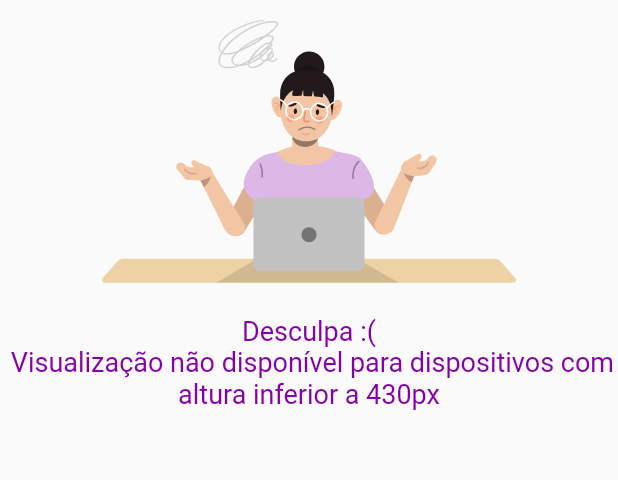
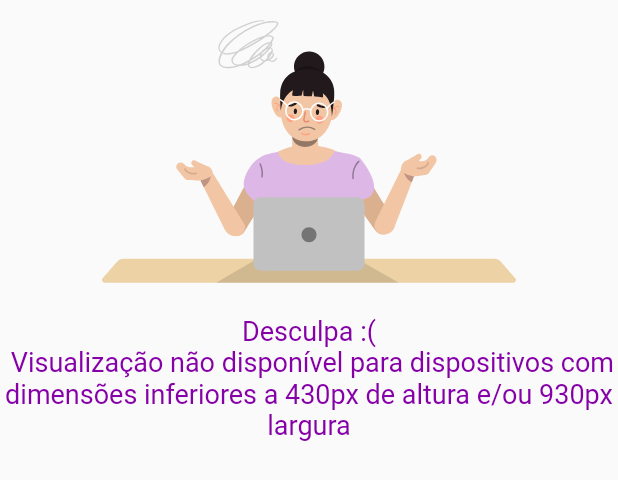
Before and after one commit to 1agracinha/weekly-planner, a Flutter app: the HeightErrorScreen widget shown alone on an empty page, opened directly, on a phone screen of 412 x 824 dp. Shown: the top 480 px of the screen. Run offline on Flutter 3.47's test engine with Material 2 defaults, Android fonts, the phone set to English and light mode, and no system bars; our stand-ins replace google_fonts, lottie, sticky_headers.

Commit message:
change message of layout error

```diff
--- a/lib/util/height_error.dart
+++ b/lib/util/height_error.dart
@@ -16,7 +16,7 @@ class HeightErrorScreen extends StatelessWidget {
           Padding(
             padding: EdgeInsets.only(top: 20),
             child: Text(
-              "Desculpa :( \n Visualização não disponível para dispositivos com altura inferior a 430px",
+              "Desculpa :( \n Visualização não disponível para dispositivos com dimensões inferiores a 430px de altura e/ou 930px largura",
               textAlign: TextAlign.center,
               style: TextStyle(color: Color(0xFF8600A8), fontSize: 18),
             ),
```
